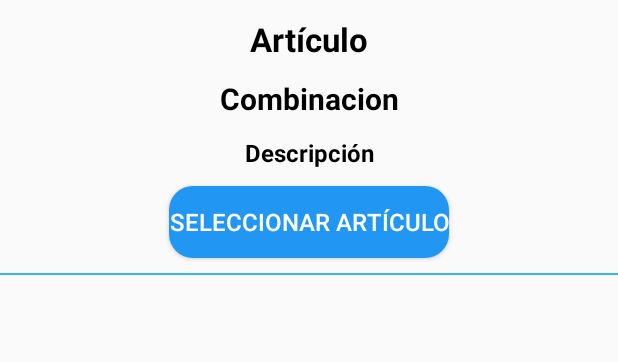
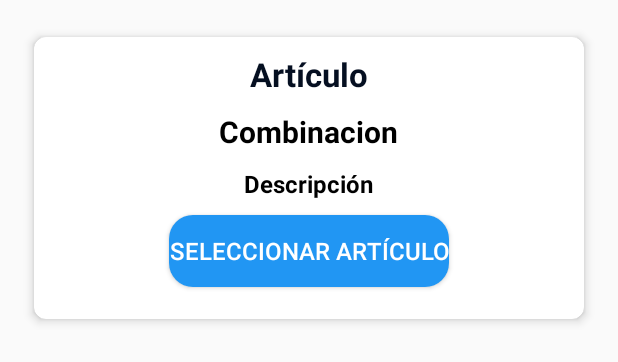
Before and after one commit to rubennicolasdiaz/App_Inventario_Movil_Android_Kotlin, an Android app: the layout item_articulo.xml on its own in the app's theme, with its tools: preview values and no code run, on a phone screen of 412 x 824 dp. Shown: the top 362 px of the screen. Run offline under Robolectric (Android 15) with nearby library versions, the phone set to English and light mode, and no system bars.

Commit message:
Mejora de la última versión de la app, ahora se han mejorado las vistas de los recycler View con un card View.

```diff
--- a/app/build.gradle.kts
+++ b/app/build.gradle.kts
@@ -63,6 +63,7 @@ dependencies {
 
     implementation("me.dm7.barcodescanner:zxing:1.9.8")
     implementation(libs.filament.android)
+    implementation(libs.firebase.firestore.ktx)
 
     testImplementation(libs.junit)
     androidTestImplementation(libs.androidx.junit)
--- a/app/src/main/java/com/example/indotinventario/EscanearActivity.kt
+++ b/app/src/main/java/com/example/indotinventario/EscanearActivity.kt
@@ -57,7 +57,7 @@ class EscanearActivity : AppCompatActivity(), ZXingScannerView.ResultHandler {
 
     override fun onOptionsItemSelected(item: MenuItem): Boolean {
         return when (item.itemId) {
-            R.id.Volver -> {
+            R.id.idVolver -> {
                 finish()
                 true
             }
--- a/app/src/main/java/com/example/indotinventario/MainActivity.kt
+++ b/app/src/main/java/com/example/indotinventario/MainActivity.kt
@@ -118,7 +118,7 @@ class MainActivity : AppCompatActivity() {
 
         try {
             // Obtener el InputStream del archivo de artículos en assets
-            val inputStream: InputStream = assets.open("Inventario_20241119_1.articulos 1.json")
+            val inputStream: InputStream = assets.open("Inventario_20241111_1.articulos.json")
             val size = inputStream.available()
             val buffer = ByteArray(size)
             inputStream.read(buffer)
@@ -154,7 +154,7 @@ class MainActivity : AppCompatActivity() {
 
         try {
             // Obtener el InputStream del archivo de artículos en assets
-            val inputStream: InputStream = assets.open("Inventario_20241119_1.cbarras 1.json")
+            val inputStream: InputStream = assets.open("Inventario_20241111_1.cbarras.json")
             val size = inputStream.available()
             val buffer = ByteArray(size)
             inputStream.read(buffer)
@@ -196,7 +196,7 @@ class MainActivity : AppCompatActivity() {
 
         try {
             // Obtener el InputStream del archivo de artículos en assets
-            val inputStream: InputStream = assets.open("Inventario_20241119_1.partidasnserie 1.json")
+            val inputStream: InputStream = assets.open("Inventario_20241111_1.partidasnserie.json")
             val size = inputStream.available()
             val buffer = ByteArray(size)
             inputStream.read(buffer)
--- a/app/src/main/res/layout/item_articulo.xml
+++ b/app/src/main/res/layout/item_articulo.xml
@@ -1,67 +1,73 @@
 <?xml version="1.0" encoding="utf-8"?>
-<androidx.constraintlayout.widget.ConstraintLayout android:layout_height="wrap_content"
+<androidx.cardview.widget.CardView xmlns:android="http://schemas.android.com/apk/res/android"
+    xmlns:app="http://schemas.android.com/apk/res-auto"
+    xmlns:tools="http://schemas.android.com/tools"
     android:layout_width="match_parent"
-    xmlns:android="http://schemas.android.com/apk/res/android"
-    xmlns:app="http://schemas.android.com/apk/res-auto"
-    xmlns:tools="http://schemas.android.com/tools">
+    android:layout_height="wrap_content"
+    app:cardCornerRadius="8dp"
+    app:cardElevation="4dp"
+    app:cardUseCompatPadding="true"
+    android:layout_margin="16dp">
+
+
+    <LinearLayout
+        android:layout_width="match_parent"
+        android:layout_height="match_parent"
+        android:gravity="center_horizontal"
+        android:orientation="vertical">
 
         <TextView
             android:id="@+id/tvArticulo"
+            android:layout_width="wrap_content"
             android:layout_height="wrap_content"
-        android:layout_width="wrap_content"
-        tools:text="Artículo"
+            android:layout_marginTop="10dp"
+            android:textColor="@color/azul_marino"
             android:textSize="22sp"
             android:textStyle="bold"
-        android:textColor="@color/black"
-        app:layout_constraintTop_toTopOf="parent"
-        app:layout_constraintBottom_toTopOf="@+id/tvIdCombinacion"
-        app:layout_constraintStart_toStartOf="parent"
-        app:layout_constraintEnd_toEndOf="parent"
-        android:layout_marginTop="10dp"/>
+            tools:text="Artículo" />
 
         <TextView
             android:id="@+id/tvIdCombinacion"
+            android:layout_width="wrap_content"
             android:layout_height="wrap_content"
-        android:layout_width="wrap_content"
-        tools:text="Combinacion"
+            android:layout_marginTop="10dp"
+            android:textColor="@color/black"
             android:textSize="20sp"
             android:textStyle="bold"
-        android:textColor="@color/black"
+            app:layout_constraintBottom_toTopOf="@+id/tvDescripcion"
+            app:layout_constraintEnd_toEndOf="parent"
+            app:layout_constraintStart_toStartOf="parent"
             app:layout_constraintTop_toBottomOf="@+id/tvArticulo"
-        app:layout_constraintBottom_toTopOf="@+id/tvDescripcion"
-        app:layout_constraintStart_toStartOf="parent"
-        app:layout_constraintEnd_toEndOf="parent"
-        android:layout_marginTop="10dp"/>
-
+            tools:text="Combinacion" />
 
         <TextView
             android:id="@+id/tvDescripcion"
+            android:layout_width="wrap_content"
             android:layout_height="wrap_content"
-        android:layout_width="wrap_content"
-        tools:text="Descripción"
+            android:layout_marginTop="10dp"
+            android:textColor="@color/black"
             android:textSize="16sp"
             android:textStyle="bold"
-        android:textColor="@color/black"
+            app:layout_constraintBottom_toTopOf="@+id/btnSelect"
+            app:layout_constraintEnd_toEndOf="parent"
+            app:layout_constraintStart_toStartOf="parent"
             app:layout_constraintTop_toBottomOf="@+id/tvIdCombinacion"
-        app:layout_constraintBottom_toTopOf="@+id/btnSelect"
-        app:layout_constraintStart_toStartOf="parent"
-        app:layout_constraintEnd_toEndOf="parent"
-        android:layout_marginTop="10dp"/>
+            tools:text="Descripción" />
 
         <Button
             android:id="@+id/btnSelect"
             android:layout_width="wrap_content"
             android:layout_height="wrap_content"
+            android:layout_marginTop="10dp"
+            android:layout_marginBottom="10dp"
+            android:background="@drawable/corner_radius_blue"
             android:text="@string/selecionar"
+            android:textColor="@color/white"
             android:textSize="16sp"
-        android:textColor="@color/white"
-        android:background="@drawable/corner_radius_blue"
-        app:layout_constraintTop_toBottomOf="@+id/tvDescripcion"
             app:layout_constraintBottom_toBottomOf="parent"
+            app:layout_constraintEnd_toEndOf="parent"
             app:layout_constraintStart_toStartOf="parent"
-        app:layout_constraintEnd_toEndOf="parent"
-        android:layout_marginTop="10dp"
-        android:layout_marginBottom="10dp"/>
+            app:layout_constraintTop_toBottomOf="@+id/tvDescripcion" />
 
         <View
             android:id="@+id/lineaAzul"
@@ -73,5 +79,5 @@
             app:layout_constraintStart_toStartOf="parent"
             app:layout_constraintEnd_toEndOf="parent"
             app:layout_constraintBottom_toBottomOf="parent"/>
-
-</androidx.constraintlayout.widget.ConstraintLayout>
+    </LinearLayout>
+    </androidx.cardview.widget.CardView>
--- a/app/src/main/res/menu/menu_volver.xml
+++ b/app/src/main/res/menu/menu_volver.xml
@@ -1,6 +1,7 @@
 <?xml version="1.0" encoding="utf-8"?>
-<menu xmlns:android="http://schemas.android.com/apk/res/android">
+<menu xmlns:app="http://schemas.android.com/apk/res-auto"
+    xmlns:android="http://schemas.android.com/apk/res/android">
     <item
-        android:id="@+id/Volver"
+        android:id="@+id/idVolver"
         android:title="@string/volver" />
 </menu>
--- a/app/src/main/res/values/strings.xml
+++ b/app/src/main/res/values/strings.xml
@@ -29,4 +29,5 @@
     <string name="escriba">Escriba la descripción del artículo</string>
     <string name="introduzca">Introduzca código de barras</string>
     <string name="seleccionar_item">Seleccionar Item Inventario</string>
+    <string name="salir_guardar">SALIR Y GUARDAR CAMBIOS</string>
 </resources>
--- a/gradle/libs.versions.toml
+++ b/gradle/libs.versions.toml
@@ -10,6 +10,7 @@ material = "1.12.0"
 activity = "1.9.3"
 constraintlayout = "2.1.4"
 filamentAndroid = "1.17.1"
+firebaseFirestoreKtx = "25.1.1"
 
 [libraries]
 androidx-core-ktx = { group = "androidx.core", name = "core-ktx", version.ref = "coreKtx" }
@@ -21,6 +22,7 @@ material = { group = "com.google.android.material", name = "material", version.r
 androidx-activity = { group = "androidx.activity", name = "activity", version.ref = "activity" }
 androidx-constraintlayout = { group = "androidx.constraintlayout", name = "constraintlayout", version.ref = "constraintlayout" }
 filament-android = { group = "com.google.ar.sceneform", name = "filament-android", version.ref = "filamentAndroid" }
+firebase-firestore-ktx = { group = "com.google.firebase", name = "firebase-firestore-ktx", version.ref = "firebaseFirestoreKtx" }
 
 [plugins]
 android-application = { id = "com.android.application", version.ref = "agp" }
```
Also changed, not shown: app/src/main/java/com/example/indotinventario/BuscarCodigoBarrasActivity.kt (+6 -30 lines), app/src/main/java/com/example/indotinventario/BuscarDescripcionActivity.kt (+13 -14 lines), app/src/main/java/com/example/indotinventario/HistorialActivity.kt (+13 -14 lines), app/src/main/java/com/example/indotinventario/MenuActivity.kt (+42 -11 lines), app/src/main/java/com/example/indotinventario/Pruebas/SaveJsonFile.kt (added, +110 -0 lines), app/src/main/res/layout/activity_menu.xml (+17 -1 lines), app/src/main/res/layout/item_inventario.xml (+15 -6 lines), app/src/main/res/menu/menu_solo_salir.xml (deleted, +0 -7 lines). Lines whose indentation alone changed are shown as unchanged.
